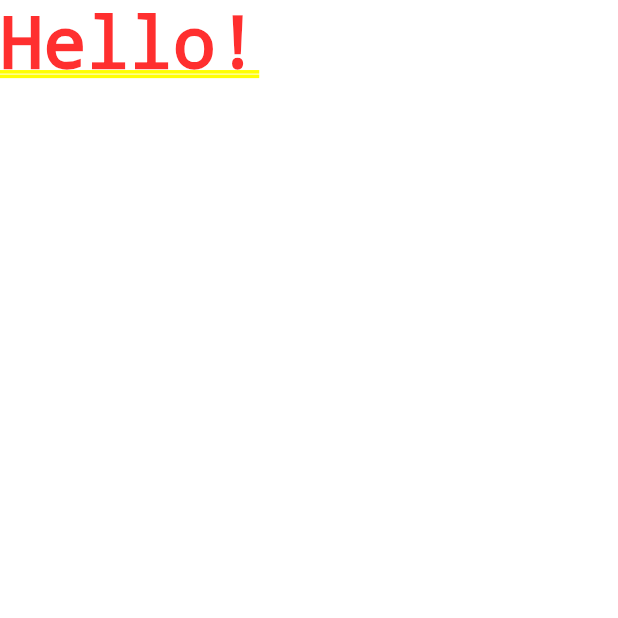
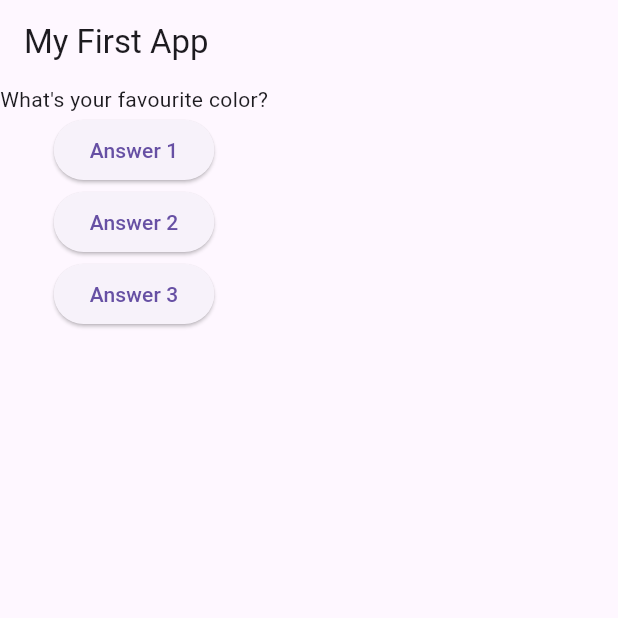
Before and after one commit to burgerinkbot/flutter, a Flutter app: the screen it shows after launch, on a phone screen of 412 x 824 dp, the top half of it. Run offline on Flutter 3.47's test engine with Material 3 defaults, Android fonts, the phone set to English and light mode, and no system bars.

```diff
--- a/projects/flutter_complete_guide/lib/main.dart
+++ b/projects/flutter_complete_guide/lib/main.dart
@@ -5,11 +5,57 @@ import 'package:flutter/material.dart';
 //}
 void main() => runApp(MyApp());
 
-class MyApp extends StatelessWidget {
+class MyApp extends StatefulWidget {
+  @override
+  State<StatefulWidget> createState() {
+    // TODO: implement createState
+    return MyAppState();
+  }
+}
+
+class MyAppState extends State<MyApp> {
+  var questionIndex = 0;
+
+  void answerQuestion() {
+    setState(() {
+      questionIndex = questionIndex + 1;
+    });
+
+    print(questionIndex);
+  }
+
   @override
   Widget build(BuildContext context) {
+    var questions = [
+      'What\'s your favourite color?',
+      'What\'s your favourite animal?'
+    ];
+
     return MaterialApp(
-      home: Text('Hello!'),
+      home: Scaffold(
+        appBar: AppBar(
+          title: Text('My First App'),
+        ),
+        body: Column(
+          children: [
+            Text(questions[questionIndex]),
+            ElevatedButton(
+              onPressed: answerQuestion,
+              child: Text('Answer 1'),
+            ),
+            ElevatedButton(
+              onPressed: () => print('Answer 2 chosen!'),
+              child: Text('Answer 2'),
+            ),
+            ElevatedButton(
+              onPressed: () {
+                print('Answer 3 chosen!');
+              },
+              child: Text('Answer 3'),
+            )
+          ],
+        ),
+      ),
     );
   }
 }
```
